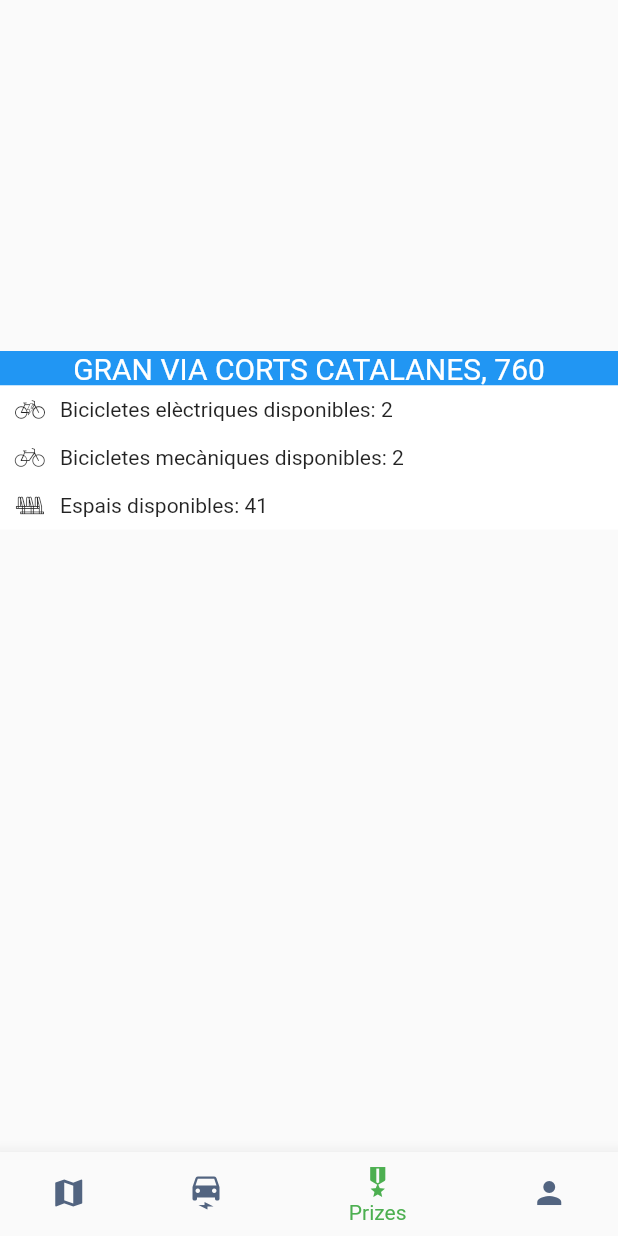
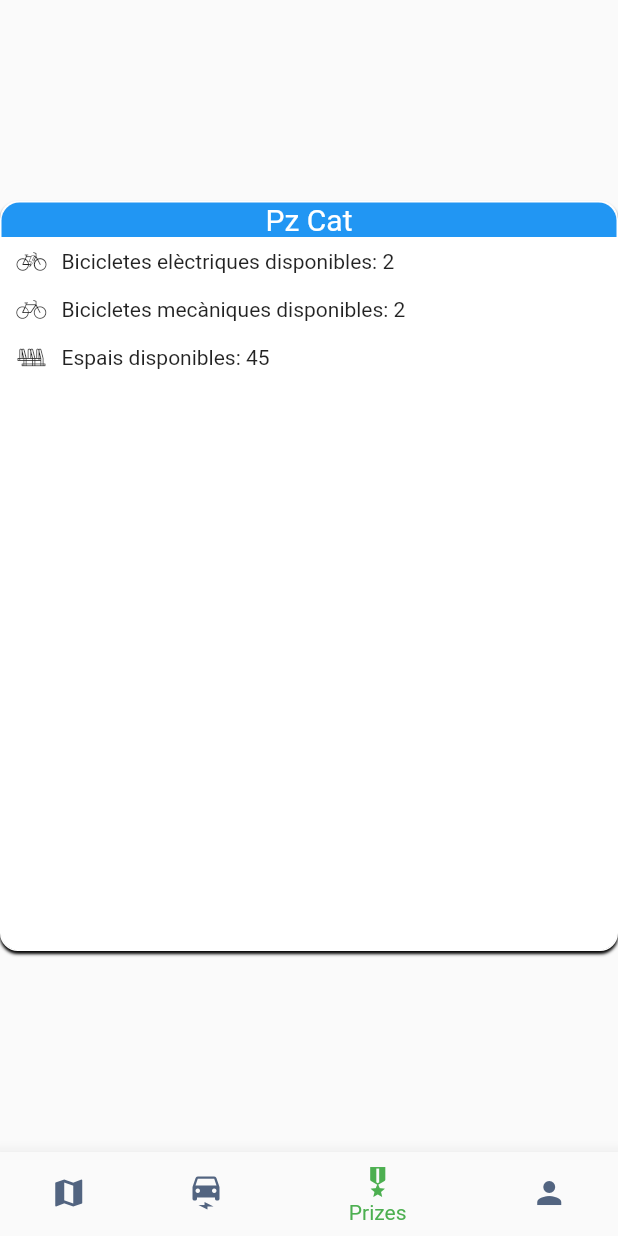
Before and after one commit to davidpb0/ElectriCity_Front, a Flutter app: the BottomBar screen opened by its route, item 3 of the bottom bar chosen, on a phone screen of 412 x 824 dp. Run offline on Flutter 3.47's test engine with Material 2 defaults, Android fonts, the phone set to English and light mode, and no system bars; our stand-ins replace animated_splash_screen, google_maps_flutter, lottie, page_transition; missing offline and left inert: google_maps_flutter_platform_interface; accounts and stored records are empty; network calls fail.

Commit message:
Window Info Cleaner and passing parameters

```diff
--- a/lib/ui/components/info_station_window.dart
+++ b/lib/ui/components/info_station_window.dart
@@ -4,18 +4,35 @@ import 'package:flutter/material.dart';
 import '../../fonts/test_icons_icons.dart';
 
 class InfoStationWindow extends StatelessWidget{
-  const InfoStationWindow({Key? key}) : super(key: key);
+  const InfoStationWindow({required this.belec, required this.bmech, required this.slots, required this.addres});
+
+  final int belec, bmech, slots;
+  final String addres;
+
 
   @override
   Widget build(BuildContext context) {
     return Container(
-        height: 300,
+        height: 500,
+        decoration: BoxDecoration(
+          boxShadow: [BoxShadow(
+            offset: Offset(0, 2),
+            blurRadius: 1,
+
+          )],
+            border: Border.all(color: Colors.white),
+            borderRadius: BorderRadius.circular(12),
+          color: Colors.white
+        ),
           child: Column(children: [
             Container(
+              decoration: BoxDecoration(
+                borderRadius: BorderRadius.only(topLeft: Radius.circular(12), topRight: Radius.circular(12)),
+                color: Colors.blue
+              ),
               width: MediaQuery.of(context).size.width,
-            color: Colors.blue,
               child: Text(
-              "GRAN VIA CORTS CATALANES, 760",
+                addres,
                 textAlign: TextAlign.center,
                 style: TextStyle(
                   color: Colors.white,
@@ -29,23 +46,23 @@ class InfoStationWindow extends StatelessWidget{
                   //padding
                   children: [
                     Row(
-                    children: const [
+                      children: [
                         Padding(
                             padding: EdgeInsets.symmetric(
                                 horizontal: 10, vertical: 6),
                             child: Icon(TestIcons.ebike, size: 20)),
-                      Text("Bicicletes elèctriques disponibles: "),
-                      Text("2")
+                        const Text("Bicicletes elèctriques disponibles: "),
+                        Text(belec.toString())
                       ],
                     ),
                     Row(
-                    children: const [
+                      children:[
                         Padding(
                             padding: EdgeInsets.symmetric(
                                 horizontal: 10, vertical: 6),
                             child: Icon(TestIcons.bike, size: 20)),
                         Text("Bicicletes mecàniques disponibles: "),
-                      Text("2")
+                        Text(bmech.toString())
                       ],
                     ),
                     Row(
@@ -55,12 +72,13 @@ class InfoStationWindow extends StatelessWidget{
                                 horizontal: 10, vertical: 6),
                             child: Icon(TestIcons.parking, size: 20)),
                         Text("Espais disponibles: "),
-                      Text("41")
+                        Text(slots.toString())
                       ],
                     )
                   ],
                 )),
-        ]));
+          ]),
+        );
   }
 
 }
--- a/lib/ui/components/navigation_bar.dart
+++ b/lib/ui/components/navigation_bar.dart
@@ -19,7 +19,12 @@ class _BottomBarState extends State<BottomBar>{
   static final List<Widget> _widgetOptions = <Widget>[
     Google_Mapa(),
     ListPage(),
-    InfoStationWindow(),
+    const InfoStationWindow(
+        belec: 2,
+        bmech: 2,
+        slots: 45,
+        addres: "Pz Cat"
+    ),
     ProfilePage(),
     //ProfilePage()
 
--- a/lib/ui/views/loginpage.dart
+++ b/lib/ui/views/loginpage.dart
@@ -15,6 +15,7 @@ class _LoginPageState extends State<LoginPage> {
   @override
   Widget build(BuildContext context){
     return Scaffold(
+      resizeToAvoidBottomInset: false,
       backgroundColor: Colors.grey[300],
       appBar: AppBar(
         elevation: 0,
--- a/lib/ui/views/mapa.dart
+++ b/lib/ui/views/mapa.dart
@@ -52,7 +52,12 @@ class _Google_MapaState extends State<Google_Mapa>{
             icon: bicingMarker,
             onTap: (){
               setState(() {
-                info = InfoStationWindow();
+                info = const InfoStationWindow(
+                    belec: 1,
+                    bmech: 2,
+                    slots: 45,
+                    addres: "Plaza Cataluña"
+                );
 
               });
             }
@@ -125,8 +130,8 @@ class _Google_MapaState extends State<Google_Mapa>{
            ),
           ),
           Container(
-              height:200,
-              margin: EdgeInsets.only(top: MediaQuery.of(context).size.height*0.6485),
+              height:130,
+              margin: EdgeInsets.only(top: MediaQuery.of(context).size.height*0.59),
               child:info
           )
         ]
```
Lines whose indentation alone changed are shown as unchanged.
